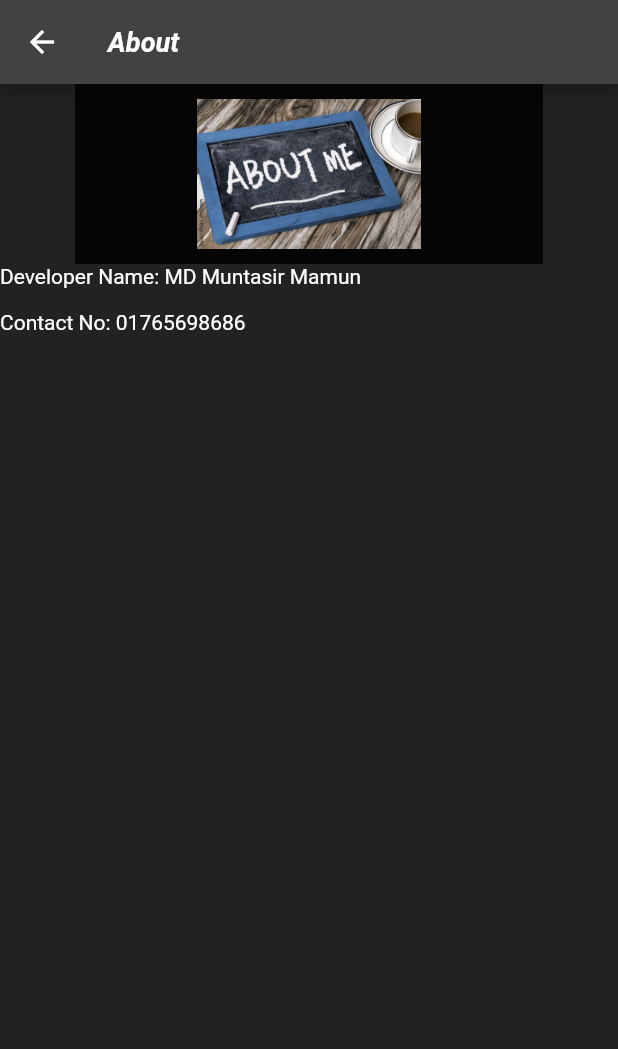
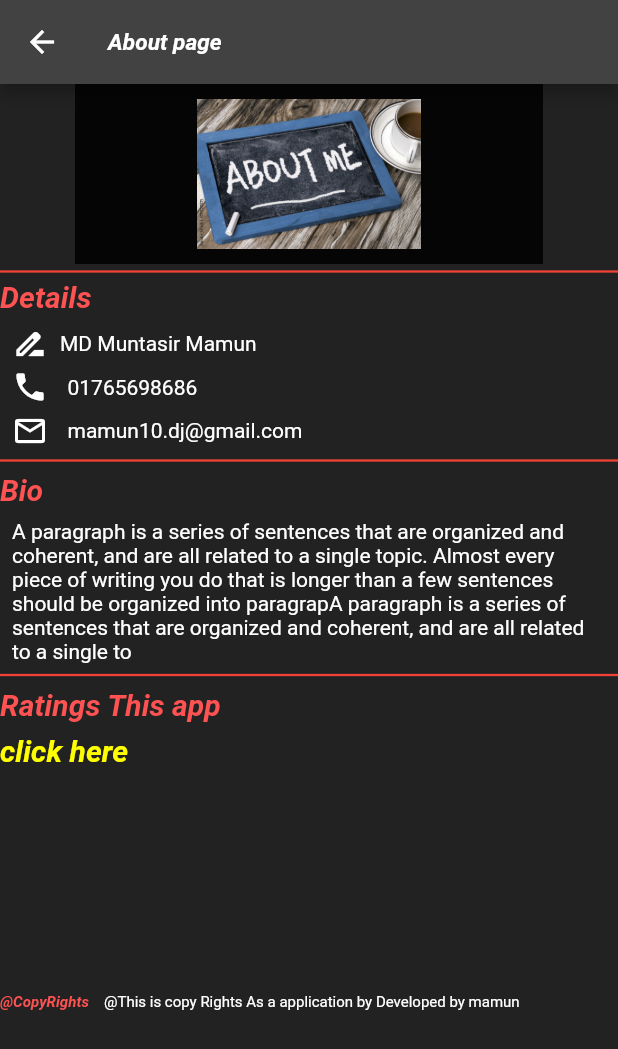
Before and after one commit to mamunZcode/bmi_flutter_app, a Flutter app: the aboutScreen screen opened by its route, on a phone screen of 412 x 824 dp. Shown: the top 1049 px of the screen. Run offline on Flutter 3.47's test engine with Material 2 defaults, Android fonts, the phone set to English and light mode, and no system bars.

Commit message:
1.about screen page edited. 2.input page edited.

```diff
--- a/lib/Input_page.dart
+++ b/lib/Input_page.dart
@@ -45,7 +45,11 @@ class _InputPage extends State<InputPage> {
           IconButton(onPressed: (){
             Navigator.pushNamed(context,'/aboutScreen');
           },
-              icon: Icon(Icons.line_weight_rounded)
+              icon: Icon(
+                Icons.account_box_outlined,
+                color: Colors.red,
+                size: 24.0
+              )
           )
         ],
       ),
--- a/lib/aboutScreen.dart
+++ b/lib/aboutScreen.dart
@@ -1,5 +1,4 @@
 import 'package:flutter/material.dart';
-import 're_used.dart';
 
 class aboutScreen extends StatelessWidget {
   @override
@@ -8,17 +7,14 @@ class aboutScreen extends StatelessWidget {
       backgroundColor: Colors.black87,
       appBar: AppBar(
         title: const Text(
-          'About',
+          'About page',
           style: TextStyle(
-              fontSize: 18.0,
+              fontSize: 15.0,
               fontStyle: FontStyle.italic,
               fontWeight: FontWeight.bold),
         ),
       ),
       body: Column(
-        crossAxisAlignment: CrossAxisAlignment.center,
-        children: [
-          Column(
         crossAxisAlignment: CrossAxisAlignment.stretch,
         children: [
           Container(
@@ -31,23 +27,121 @@ class aboutScreen extends StatelessWidget {
               image: AssetImage('assets/aboutme.png'),
             ),
           ),
+          Divider(
+            height: 10.0,
+            color: Colors.red,
+            thickness: 1.5,
+          ),
+          headtitle(
+            text: 'Details',
+          ),
+          SizedBox(
+            height: 8.0,
+          ),
           const Row(
+            mainAxisAlignment: MainAxisAlignment.start,
             children: [
-                  Text('Developer Name: MD Muntasir Mamun'),
+              Padding(
+                padding: EdgeInsets.only(right: 8.0,left: 8.0),
+                child: Icon(Icons.drive_file_rename_outline),
+              ),
+              Text('MD Muntasir Mamun'),
             ],
           ),
           SizedBox(
-                height: 15.0,
+            height: 5.0,
+          ),
+          Row(
+            mainAxisAlignment: MainAxisAlignment.start,
+            children: [
+              Padding(
+                padding: const EdgeInsets.only(right: 8.0,left: 8.0),
+                child: Icon(Icons.phone),
+              ),
+              SizedBox(
+                width: 5.0,
+              ),
+              Text('01765698686'),
+            ],
+          ),
+          SizedBox(
+            height: 5.0,
+          ),
+          Row(
+            mainAxisAlignment: MainAxisAlignment.start,
+            children: [
+              Padding(
+                padding: const EdgeInsets.only(right: 8.0,left: 8.0),
+                child: Icon(Icons.email_outlined),
+              ),
+              SizedBox(
+                width: 5.0,
+              ),
+              Text('mamun10.dj@gmail.com'),
+            ],
+          ),
+          Divider(
+            color: Colors.red,
+            thickness: 1.5,
+          ),
+          headtitle(text: 'Bio'),
+          SizedBox(
+            height: 8.0,
+          ),
+          Padding(
+            padding: const EdgeInsets.only(left: 8.0,right: 8.0),
+            child: Text('A paragraph is a series of sentences that are organized and coherent, and are all related to a single topic. Almost every piece of writing you do that is longer than a few sentences should be organized into paragrap'
+                'A paragraph is a series of sentences that are organized and coherent, and are all related to a single to'),
+          ),
+           Divider(
+             color: Colors.red,
+             thickness: 1.5,
+           ),
+           headtitle(text: 'Ratings This app'),
+          SizedBox(
+            height: 8.0,
+          ),
+          GestureDetector(
+            onTap: (){
+              Navigator.pushNamed(context, '/resultScreen');
+            },
+            child: Text('click here',style: TextStyle(color: Colors.yellowAccent,fontSize: 20.0,fontWeight: FontWeight.bold,fontStyle: FontStyle.italic),),
+          ),
+          SizedBox(
+            height: 150.0,
           ),
           Row(
             children: [
-                  Text('Contact No: 01765698686'),
+              Text('@CopyRights',style:TextStyle(fontSize: 10.0,color: Colors.redAccent,fontStyle: FontStyle.italic,fontWeight: FontWeight.bold)),
+              SizedBox(
+                width: 10.0,
+              ),
+              Text('@This is copy Rights As a application by Developed by mamun',style: TextStyle(fontSize: 10.0),)
             ],
           ),
-            ],
-          )
         ],
       ),
     );
   }
 }
+
+class headtitle extends StatelessWidget {
+
+  const headtitle({required this.text});
+  final String text;
+
+
+  @override
+  Widget build(BuildContext context) {
+    return Row(
+      mainAxisAlignment: MainAxisAlignment.start,
+      children: [
+        Text(text,
+          style:
+          TextStyle(
+              fontSize: 20.0,color: Colors.redAccent,fontStyle: FontStyle.italic,fontWeight: FontWeight.bold),
+          ),
+      ],
+    );
+  }
+}
```
Lines whose indentation alone changed are shown as unchanged.
